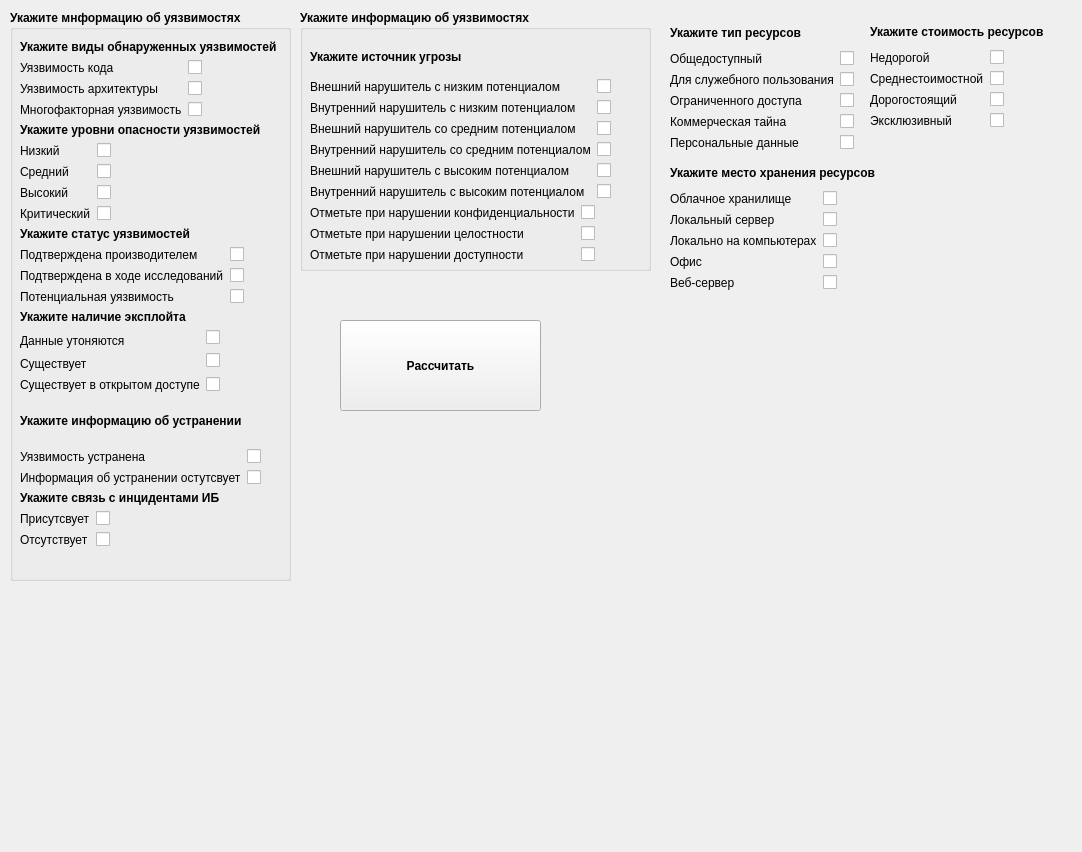
Nikita-Yadykin/intelligent_system, file form.ui: the form before one commit.
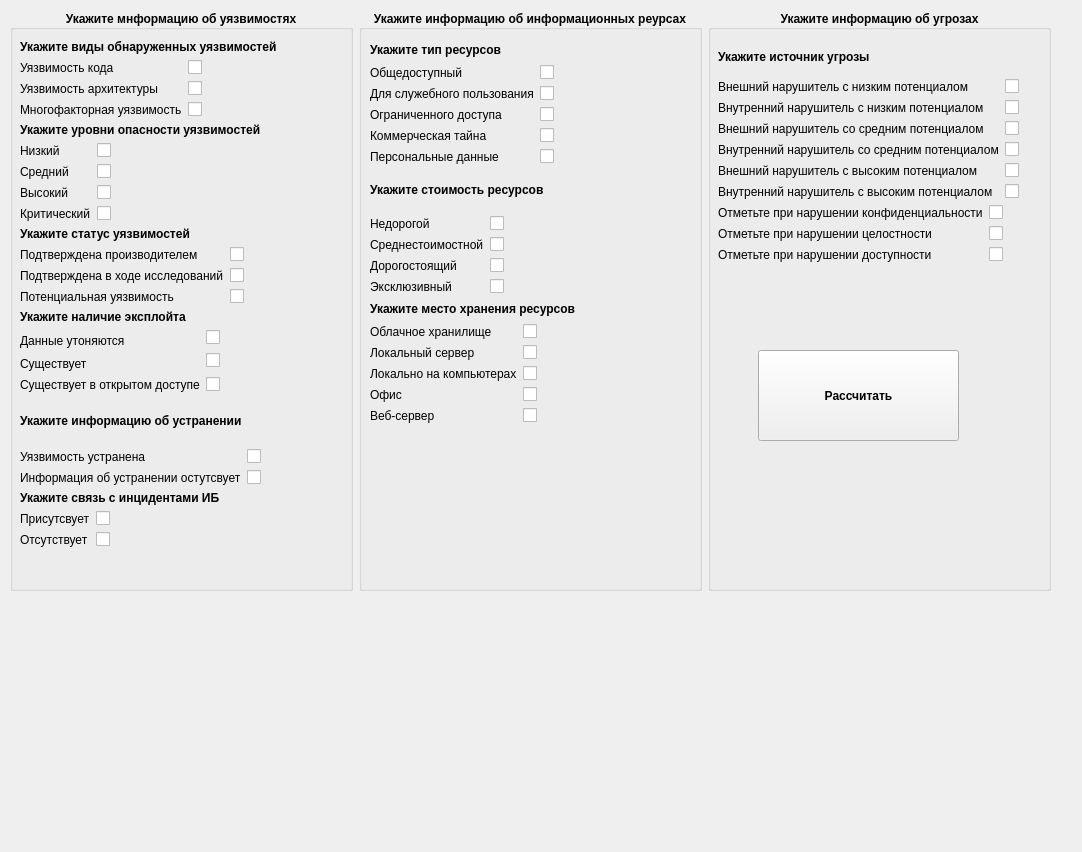
The form after the commit.

Commit message: Обновлена форма

Patch:
```diff
--- a/form.ui
+++ b/form.ui
@@ -13,15 +13,18 @@
   <property name="windowTitle">
    <string>Widget</string>
   </property>
+  <widget class="QWidget" name="layoutWidget">
+   <property name="geometry">
+    <rect>
+     <x>10</x>
+     <y>10</y>
+     <width>1041</width>
+     <height>581</height>
+    </rect>
+   </property>
+   <layout class="QHBoxLayout" name="horizontalLayout">
+    <item>
   <widget class="QGroupBox" name="groupBox">
-   <property name="geometry">
-    <rect>
-     <x>10</x>
-     <y>10</y>
-     <width>281</width>
-     <height>571</height>
-    </rect>
-   </property>
    <property name="font">
     <font>
      <italic>false</italic>
@@ -31,6 +34,9 @@
    <property name="title">
     <string>Укажите мнформацию об уязвимостях</string>
    </property>
+      <property name="alignment">
+       <set>Qt::AlignCenter</set>
+      </property>
    <widget class="QWidget" name="layoutWidget">
     <property name="geometry">
      <rect>
@@ -522,22 +528,372 @@
     </layout>
    </widget>
   </widget>
+    </item>
+    <item>
+     <widget class="QGroupBox" name="groupBox_3">
+      <property name="font">
+       <font>
+        <bold>true</bold>
+       </font>
+      </property>
+      <property name="title">
+       <string>Укажите информацию об информационных реурсах</string>
+      </property>
+      <property name="alignment">
+       <set>Qt::AlignCenter</set>
+      </property>
+      <widget class="QWidget" name="layoutWidget">
+       <property name="geometry">
+        <rect>
+         <x>11</x>
+         <y>31</y>
+         <width>208</width>
+         <height>382</height>
+        </rect>
+       </property>
+       <layout class="QVBoxLayout" name="verticalLayout_14">
+        <item>
+         <layout class="QVBoxLayout" name="verticalLayout_11">
+          <item>
+           <widget class="QLabel" name="label_34">
+            <property name="font">
+             <font>
+              <bold>true</bold>
+             </font>
+            </property>
+            <property name="text">
+             <string>Укажите тип ресурсов</string>
+            </property>
+           </widget>
+          </item>
+          <item>
+           <layout class="QGridLayout" name="gridLayout_9">
+            <item row="1" column="0">
+             <widget class="QLabel" name="label_36">
+              <property name="font">
+               <font>
+                <bold>false</bold>
+               </font>
+              </property>
+              <property name="text">
+               <string>Для служебного пользования</string>
+              </property>
+             </widget>
+            </item>
+            <item row="2" column="0">
+             <widget class="QLabel" name="label_38">
+              <property name="font">
+               <font>
+                <bold>false</bold>
+               </font>
+              </property>
+              <property name="text">
+               <string>Ограниченного доступа</string>
+              </property>
+             </widget>
+            </item>
+            <item row="0" column="1">
+             <widget class="QCheckBox" name="checkBox_27">
+              <property name="text">
+               <string/>
+              </property>
+             </widget>
+            </item>
+            <item row="3" column="0">
+             <widget class="QLabel" name="label_39">
+              <property name="font">
+               <font>
+                <bold>false</bold>
+               </font>
+              </property>
+              <property name="text">
+               <string>Коммерческая тайна</string>
+              </property>
+             </widget>
+            </item>
+            <item row="4" column="0">
+             <widget class="QLabel" name="label_40">
+              <property name="font">
+               <font>
+                <bold>false</bold>
+               </font>
+              </property>
+              <property name="text">
+               <string>Персональные данные</string>
+              </property>
+             </widget>
+            </item>
+            <item row="1" column="1">
+             <widget class="QCheckBox" name="checkBox_28">
+              <property name="text">
+               <string/>
+              </property>
+             </widget>
+            </item>
+            <item row="0" column="0">
+             <widget class="QLabel" name="label_35">
+              <property name="font">
+               <font>
+                <bold>false</bold>
+               </font>
+              </property>
+              <property name="text">
+               <string>Общедоступный</string>
+              </property>
+             </widget>
+            </item>
+            <item row="3" column="1">
+             <widget class="QCheckBox" name="checkBox_30">
+              <property name="text">
+               <string/>
+              </property>
+             </widget>
+            </item>
+            <item row="2" column="1">
+             <widget class="QCheckBox" name="checkBox_29">
+              <property name="text">
+               <string/>
+              </property>
+             </widget>
+            </item>
+            <item row="4" column="1">
+             <widget class="QCheckBox" name="checkBox_31">
+              <property name="text">
+               <string/>
+              </property>
+             </widget>
+            </item>
+           </layout>
+          </item>
+         </layout>
+        </item>
+        <item>
+         <layout class="QVBoxLayout" name="verticalLayout_12">
+          <item>
+           <widget class="QLabel" name="label_54">
+            <property name="font">
+             <font>
+              <bold>true</bold>
+             </font>
+            </property>
+            <property name="text">
+             <string>Укажите стоимость ресурсов</string>
+            </property>
+           </widget>
+          </item>
+          <item>
+           <layout class="QGridLayout" name="gridLayout_10">
+            <item row="0" column="0">
+             <widget class="QLabel" name="label_55">
+              <property name="font">
+               <font>
+                <bold>false</bold>
+               </font>
+              </property>
+              <property name="text">
+               <string>Недорогой</string>
+              </property>
+             </widget>
+            </item>
+            <item row="0" column="1">
+             <widget class="QCheckBox" name="checkBox_32">
+              <property name="text">
+               <string/>
+              </property>
+             </widget>
+            </item>
+            <item row="1" column="0">
+             <widget class="QLabel" name="label_56">
+              <property name="font">
+               <font>
+                <bold>false</bold>
+               </font>
+              </property>
+              <property name="text">
+               <string>Среднестоимостной</string>
+              </property>
+             </widget>
+            </item>
+            <item row="1" column="1">
+             <widget class="QCheckBox" name="checkBox_33">
+              <property name="text">
+               <string/>
+              </property>
+             </widget>
+            </item>
+            <item row="2" column="0">
+             <widget class="QLabel" name="label_57">
+              <property name="font">
+               <font>
+                <bold>false</bold>
+               </font>
+              </property>
+              <property name="text">
+               <string>Дорогостоящий</string>
+              </property>
+             </widget>
+            </item>
+            <item row="2" column="1">
+             <widget class="QCheckBox" name="checkBox_34">
+              <property name="text">
+               <string/>
+              </property>
+             </widget>
+            </item>
+            <item row="3" column="0">
+             <widget class="QLabel" name="label_58">
+              <property name="font">
+               <font>
+                <bold>false</bold>
+               </font>
+              </property>
+              <property name="text">
+               <string>Эксклюзивный</string>
+              </property>
+             </widget>
+            </item>
+            <item row="3" column="1">
+             <widget class="QCheckBox" name="checkBox_35">
+              <property name="text">
+               <string/>
+              </property>
+             </widget>
+            </item>
+           </layout>
+          </item>
+         </layout>
+        </item>
+        <item>
+         <layout class="QVBoxLayout" name="verticalLayout_13">
+          <item>
+           <widget class="QLabel" name="label_59">
+            <property name="font">
+             <font>
+              <bold>true</bold>
+             </font>
+            </property>
+            <property name="text">
+             <string>Укажите место хранения ресурсов</string>
+            </property>
+           </widget>
+          </item>
+          <item>
+           <layout class="QGridLayout" name="gridLayout_11">
+            <item row="0" column="0">
+             <widget class="QLabel" name="label_60">
+              <property name="font">
+               <font>
+                <bold>false</bold>
+               </font>
+              </property>
+              <property name="text">
+               <string>Облачное хранилище</string>
+              </property>
+             </widget>
+            </item>
+            <item row="0" column="1">
+             <widget class="QCheckBox" name="checkBox_36">
+              <property name="text">
+               <string/>
+              </property>
+             </widget>
+            </item>
+            <item row="1" column="0">
+             <widget class="QLabel" name="label_61">
+              <property name="font">
+               <font>
+                <bold>false</bold>
+               </font>
+              </property>
+              <property name="text">
+               <string>Локальный сервер</string>
+              </property>
+             </widget>
+            </item>
+            <item row="1" column="1">
+             <widget class="QCheckBox" name="checkBox_37">
+              <property name="text">
+               <string/>
+              </property>
+             </widget>
+            </item>
+            <item row="2" column="0">
+             <widget class="QLabel" name="label_62">
+              <property name="font">
+               <font>
+                <bold>false</bold>
+               </font>
+              </property>
+              <property name="text">
+               <string>Локально на компьютерах</string>
+              </property>
+             </widget>
+            </item>
+            <item row="2" column="1">
+             <widget class="QCheckBox" name="checkBox_38">
+              <property name="text">
+               <string/>
+              </property>
+             </widget>
+            </item>
+            <item row="3" column="0">
+             <widget class="QLabel" name="label_63">
+              <property name="font">
+               <font>
+                <bold>false</bold>
+               </font>
+              </property>
+              <property name="text">
+               <string>Офис</string>
+              </property>
+             </widget>
+            </item>
+            <item row="3" column="1">
+             <widget class="QCheckBox" name="checkBox_39">
+              <property name="text">
+               <string/>
+              </property>
+             </widget>
+            </item>
+            <item row="4" column="0">
+             <widget class="QLabel" name="label_65">
+              <property name="font">
+               <font>
+                <bold>false</bold>
+               </font>
+              </property>
+              <property name="text">
+               <string>Веб-сервер</string>
+              </property>
+             </widget>
+            </item>
+            <item row="4" column="1">
+             <widget class="QCheckBox" name="checkBox_40">
+              <property name="text">
+               <string/>
+              </property>
+             </widget>
+            </item>
+           </layout>
+          </item>
+         </layout>
+        </item>
+       </layout>
+      </widget>
+     </widget>
+    </item>
+    <item>
   <widget class="QGroupBox" name="groupBox_2">
-   <property name="geometry">
-    <rect>
-     <x>300</x>
-     <y>10</y>
-     <width>351</width>
-     <height>261</height>
-    </rect>
-   </property>
    <property name="font">
     <font>
      <bold>true</bold>
     </font>
    </property>
    <property name="title">
-    <string>Укажите информацию об уязвимостях</string>
+       <string>Укажите информацию об угрозах</string>
+      </property>
+      <property name="alignment">
+       <set>Qt::AlignCenter</set>
    </property>
    <widget class="QWidget" name="layoutWidget">
     <property name="geometry">
@@ -746,12 +1102,11 @@
      </item>
     </layout>
    </widget>
-  </widget>
   <widget class="QPushButton" name="pushButton">
    <property name="geometry">
     <rect>
-     <x>340</x>
-     <y>320</y>
+         <x>50</x>
+         <y>340</y>
      <width>201</width>
      <height>91</height>
     </rect>
@@ -768,10 +1123,10 @@
   <widget class="QLabel" name="label_70">
    <property name="geometry">
     <rect>
-     <x>310</x>
-     <y>430</y>
-     <width>721</width>
-     <height>351</height>
+         <x>10</x>
+         <y>440</y>
+         <width>311</width>
+         <height>41</height>
     </rect>
    </property>
    <property name="mouseTracking">
@@ -787,283 +1142,7 @@
     <set>Qt::LinksAccessibleByMouse|Qt::TextSelectableByMouse</set>
    </property>
   </widget>
-  <widget class="QWidget" name="layoutWidget">
-   <property name="geometry">
-    <rect>
-     <x>670</x>
-     <y>20</y>
-     <width>188</width>
-     <height>130</height>
-    </rect>
-   </property>
-   <layout class="QVBoxLayout" name="verticalLayout_11">
-    <item>
-     <widget class="QLabel" name="label_34">
-      <property name="font">
-       <font>
-        <bold>true</bold>
-       </font>
-      </property>
-      <property name="text">
-       <string>Укажите тип ресурсов</string>
-      </property>
      </widget>
-    </item>
-    <item>
-     <layout class="QGridLayout" name="gridLayout_9">
-      <item row="0" column="0">
-       <widget class="QLabel" name="label_35">
-        <property name="text">
-         <string>Общедоступный</string>
-        </property>
-       </widget>
-      </item>
-      <item row="0" column="1">
-       <widget class="QCheckBox" name="checkBox_27">
-        <property name="text">
-         <string/>
-        </property>
-       </widget>
-      </item>
-      <item row="1" column="0">
-       <widget class="QLabel" name="label_36">
-        <property name="text">
-         <string>Для служебного пользования</string>
-        </property>
-       </widget>
-      </item>
-      <item row="1" column="1">
-       <widget class="QCheckBox" name="checkBox_28">
-        <property name="text">
-         <string/>
-        </property>
-       </widget>
-      </item>
-      <item row="2" column="0">
-       <widget class="QLabel" name="label_38">
-        <property name="text">
-         <string>Ограниченного доступа</string>
-        </property>
-       </widget>
-      </item>
-      <item row="2" column="1">
-       <widget class="QCheckBox" name="checkBox_29">
-        <property name="text">
-         <string/>
-        </property>
-       </widget>
-      </item>
-      <item row="3" column="0">
-       <widget class="QLabel" name="label_39">
-        <property name="text">
-         <string>Коммерческая тайна</string>
-        </property>
-       </widget>
-      </item>
-      <item row="3" column="1">
-       <widget class="QCheckBox" name="checkBox_30">
-        <property name="text">
-         <string/>
-        </property>
-       </widget>
-      </item>
-      <item row="4" column="0">
-       <widget class="QLabel" name="label_40">
-        <property name="text">
-         <string>Персональные данные</string>
-        </property>
-       </widget>
-      </item>
-      <item row="4" column="1">
-       <widget class="QCheckBox" name="checkBox_31">
-        <property name="text">
-         <string/>
-        </property>
-       </widget>
-      </item>
-     </layout>
-    </item>
-   </layout>
-  </widget>
-  <widget class="QWidget" name="layoutWidget">
-   <property name="geometry">
-    <rect>
-     <x>870</x>
-     <y>20</y>
-     <width>173</width>
-     <height>108</height>
-    </rect>
-   </property>
-   <layout class="QVBoxLayout" name="verticalLayout_12">
-    <item>
-     <widget class="QLabel" name="label_54">
-      <property name="font">
-       <font>
-        <bold>true</bold>
-       </font>
-      </property>
-      <property name="text">
-       <string>Укажите стоимость ресурсов</string>
-      </property>
-     </widget>
-    </item>
-    <item>
-     <layout class="QGridLayout" name="gridLayout_10">
-      <item row="0" column="0">
-       <widget class="QLabel" name="label_55">
-        <property name="text">
-         <string>Недорогой</string>
-        </property>
-       </widget>
-      </item>
-      <item row="0" column="1">
-       <widget class="QCheckBox" name="checkBox_32">
-        <property name="text">
-         <string/>
-        </property>
-       </widget>
-      </item>
-      <item row="1" column="0">
-       <widget class="QLabel" name="label_56">
-        <property name="text">
-         <string>Среднестоимостной</string>
-        </property>
-       </widget>
-      </item>
-      <item row="1" column="1">
-       <widget class="QCheckBox" name="checkBox_33">
-        <property name="text">
-         <string/>
-        </property>
-       </widget>
-      </item>
-      <item row="2" column="0">
-       <widget class="QLabel" name="label_57">
-        <property name="text">
-         <string>Дорогостоящий</string>
-        </property>
-       </widget>
-      </item>
-      <item row="2" column="1">
-       <widget class="QCheckBox" name="checkBox_34">
-        <property name="text">
-         <string/>
-        </property>
-       </widget>
-      </item>
-      <item row="3" column="0">
-       <widget class="QLabel" name="label_58">
-        <property name="text">
-         <string>Эксклюзивный</string>
-        </property>
-       </widget>
-      </item>
-      <item row="3" column="1">
-       <widget class="QCheckBox" name="checkBox_35">
-        <property name="text">
-         <string/>
-        </property>
-       </widget>
-      </item>
-     </layout>
-    </item>
-   </layout>
-  </widget>
-  <widget class="QWidget" name="layoutWidget">
-   <property name="geometry">
-    <rect>
-     <x>670</x>
-     <y>160</y>
-     <width>206</width>
-     <height>130</height>
-    </rect>
-   </property>
-   <layout class="QVBoxLayout" name="verticalLayout_13">
-    <item>
-     <widget class="QLabel" name="label_59">
-      <property name="font">
-       <font>
-        <bold>true</bold>
-       </font>
-      </property>
-      <property name="text">
-       <string>Укажите место хранения ресурсов</string>
-      </property>
-     </widget>
-    </item>
-    <item>
-     <layout class="QGridLayout" name="gridLayout_11">
-      <item row="0" column="0">
-       <widget class="QLabel" name="label_60">
-        <property name="text">
-         <string>Облачное хранилище</string>
-        </property>
-       </widget>
-      </item>
-      <item row="0" column="1">
-       <widget class="QCheckBox" name="checkBox_36">
-        <property name="text">
-         <string/>
-        </property>
-       </widget>
-      </item>
-      <item row="1" column="0">
-       <widget class="QLabel" name="label_61">
-        <property name="text">
-         <string>Локальный сервер</string>
-        </property>
-       </widget>
-      </item>
-      <item row="1" column="1">
-       <widget class="QCheckBox" name="checkBox_37">
-        <property name="text">
-         <string/>
-        </property>
-       </widget>
-      </item>
-      <item row="2" column="0">
-       <widget class="QLabel" name="label_62">
-        <property name="text">
-         <string>Локально на компьютерах</string>
-        </property>
-       </widget>
-      </item>
-      <item row="2" column="1">
-       <widget class="QCheckBox" name="checkBox_38">
-        <property name="text">
-         <string/>
-        </property>
-       </widget>
-      </item>
-      <item row="3" column="0">
-       <widget class="QLabel" name="label_63">
-        <property name="text">
-         <string>Офис</string>
-        </property>
-       </widget>
-      </item>
-      <item row="3" column="1">
-       <widget class="QCheckBox" name="checkBox_39">
-        <property name="text">
-         <string/>
-        </property>
-       </widget>
-      </item>
-      <item row="4" column="0">
-       <widget class="QLabel" name="label_65">
-        <property name="text">
-         <string>Веб-сервер</string>
-        </property>
-       </widget>
-      </item>
-      <item row="4" column="1">
-       <widget class="QCheckBox" name="checkBox_40">
-        <property name="text">
-         <string/>
-        </property>
-       </widget>
-      </item>
-     </layout>
     </item>
    </layout>
   </widget>
```
Lines whose indentation alone changed are shown as unchanged. The commit also changes 5 other files.
